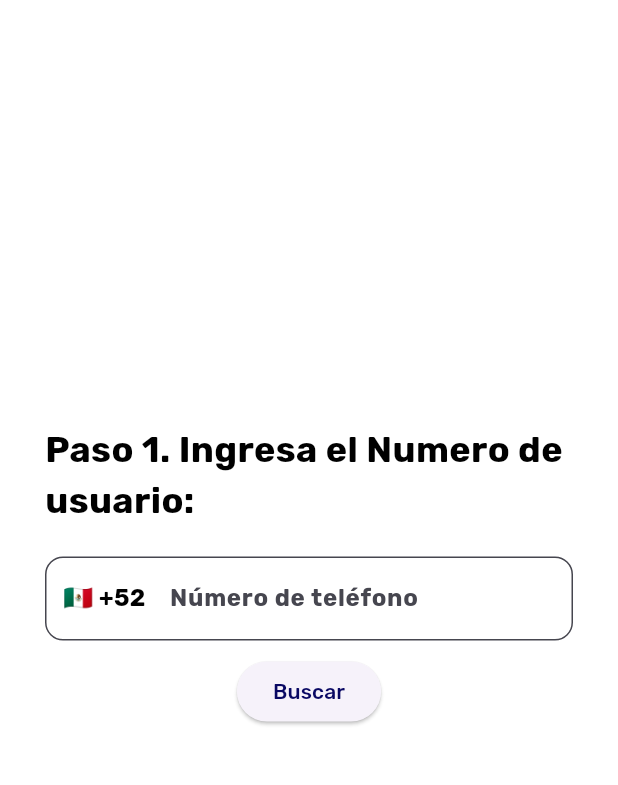
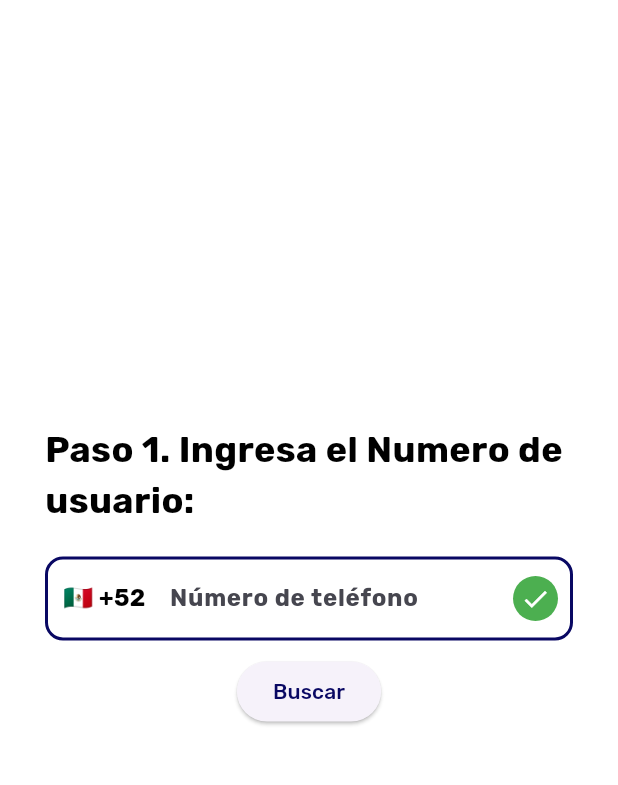
Before and after one commit to YazminMelgoza/syta_admin, a Flutter app: the AddInspection screen opened directly, on a phone screen of 412 x 824 dp, the part 84-869 px from its top. Run offline on Flutter 3.47's test engine with Material 3 defaults, Android fonts, the phone set to English and light mode, and no system bars; our stand-ins replace cloud_firestore, country_picker, firebase_auth, firebase_core, image_picker, shared_preferences; accounts and stored records are empty.

Commit message:
adasd
skdh

```diff
--- a/lib/screens/add_inspection.dart
+++ b/lib/screens/add_inspection.dart
@@ -1,11 +1,10 @@
 import 'package:flutter/material.dart';
-import 'package:cloud_firestore/cloud_firestore.dart';
+import 'package:country_picker/country_picker.dart';
 import 'package:syta_admin/screens/add_inspection_choose_car.dart';
-import 'package:country_picker/country_picker.dart';
 import 'package:syta_admin/screens/main_screen.dart';
 
 class AddInspection extends StatefulWidget {
-  const AddInspection({super.key});
+  const AddInspection({Key? key}) : super(key: key);
 
   @override
   State<AddInspection> createState() => _AddInspectionState();
@@ -28,7 +27,7 @@ class _AddInspectionState extends State<AddInspection> {
     e164Key: "",
   );
 
-
+  bool showError = false;
 
   @override
   Widget build(BuildContext context) {
@@ -36,7 +35,10 @@ class _AddInspectionState extends State<AddInspection> {
       appBar: AppBar(
         foregroundColor: Colors.white,
         backgroundColor: Theme.of(context).colorScheme.primary,
-        title: Text("Agregar Revisión", style: TextStyle(color: Colors.white, fontWeight: FontWeight.w600),),
+        title: Text(
+          "Agregar Revisión",
+          style: TextStyle(color: Colors.white, fontWeight: FontWeight.w600),
+        ),
         actions: [
           IconButton(
             onPressed: () {
@@ -44,11 +46,12 @@ class _AddInspectionState extends State<AddInspection> {
                 context,
                 MaterialPageRoute(
                   builder: (context) => const MainScreen(),
-                  ), (route) => false);
+                ),
+                    (route) => false,
+              );
             },
             icon: const Icon(Icons.home, color: Colors.white),
           ),
-
         ],
       ),
       body: Container(
@@ -57,16 +60,21 @@ class _AddInspectionState extends State<AddInspection> {
           crossAxisAlignment: CrossAxisAlignment.start,
           mainAxisAlignment: MainAxisAlignment.center,
           children: [
-            Text("Paso 1. Ingresa el Numero de usuario:", textAlign: TextAlign.left,
+            Text(
+              "Paso 1. Ingresa el Numero de usuario:",
+              textAlign: TextAlign.left,
               style: TextStyle(
                 fontSize: 24, // Tamaño de la letra en puntos
                 fontWeight: FontWeight.bold, // Texto en negrita
-                )
+              ),
             ),
             SizedBox(height: 20,),
             TextFormField(
               controller: phoneController,
-              onChanged:(value) => setState(() {phoneController.text = value;}),
+              onChanged:(value) => setState(() {
+                phoneController.text = value;
+                showError = false; // Reset error when text changes
+              }),
               cursorColor: Theme.of(context).primaryColor,
               style: const TextStyle(
                 fontSize: 16.0,
@@ -107,7 +115,7 @@ class _AddInspectionState extends State<AddInspection> {
                         )
                     )
                 ),
-                suffixIcon: phoneController.text.length > 9 ?
+                suffixIcon: phoneController.text.length > 9 || phoneController.text.length < 11?
                 Container(
                     height: 30,
                     width: 30,
@@ -122,8 +130,15 @@ class _AddInspectionState extends State<AddInspection> {
                         size: 20.0
                     )
                 ) : null,
-                border: const OutlineInputBorder(
-                    borderRadius: BorderRadius.all(Radius.circular(12.0))
+                errorText: showError ? 'Número de teléfono inválido' : null,
+                errorStyle: TextStyle(color: Colors.red),
+                enabledBorder: OutlineInputBorder(
+                  borderRadius: BorderRadius.circular(12.0),
+                  borderSide: BorderSide(color: showError ? Colors.red : Theme.of(context).primaryColor, width: 2.0),
+                ),
+                focusedBorder: OutlineInputBorder(
+                  borderRadius: BorderRadius.circular(12.0),
+                  borderSide: BorderSide(color: Theme.of(context).primaryColor, width: 2.0),
                 ),
                 filled: true,
                 fillColor: Colors.white,
@@ -133,9 +148,14 @@ class _AddInspectionState extends State<AddInspection> {
             Align(
                 alignment: Alignment.center,
                 child: ElevatedButton(
-                    onPressed: ()
-                    {
+                    onPressed: () {
                       String phoneNumber = phoneController.text.trim();
+                      print(phoneNumber.length);
+                      if (phoneNumber.length <= 9 || phoneNumber.length >= 11) {
+                        setState(() {
+                          showError = true;
+                        });
+                      } else {
                         Navigator.push(
                           context,
                           MaterialPageRoute(
@@ -144,9 +164,9 @@ class _AddInspectionState extends State<AddInspection> {
                             ),
                           ),
                         );
+                      }
                     },
-                    child:
-                    Text("Buscar")
+                    child: Text("Buscar")
                 )
             ),
           ],
@@ -154,5 +174,4 @@ class _AddInspectionState extends State<AddInspection> {
       ),
     );
   }
-
 }
```
Lines whose indentation alone changed are shown as unchanged.
